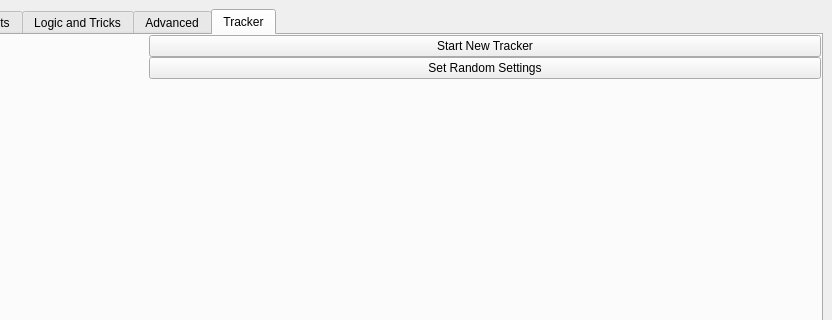
First picture: the form in gui/ui/main.ui, repository mint-choc-chip-skyblade/sshd-rando, before the edit; both pictures show x 555 to 1387 and y 0 to 320 of the 1387 by 845 pixel window.
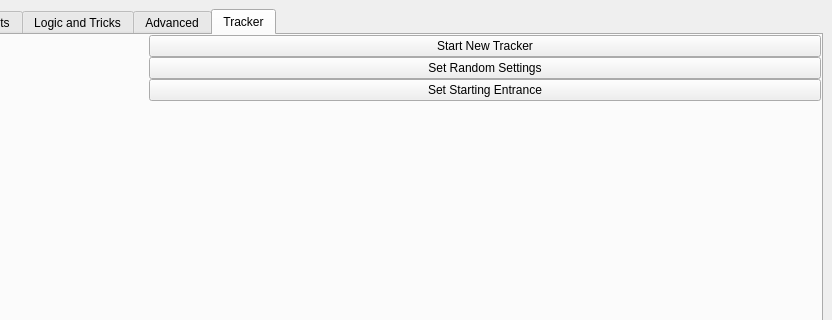
Second picture: the form after the edit. Custom widgets are drawn as their Qt base class.

Commit message: implement functional entrance rando tracker

```diff
--- a/gui/ui/main.ui
+++ b/gui/ui/main.ui
@@ -3503,6 +3503,13 @@
             </property>
            </widget>
           </item>
+          <item>
+           <widget class="QPushButton" name="set_starting_entrance_button">
+            <property name="text">
+             <string>Set Starting Entrance</string>
+            </property>
+           </widget>
+          </item>
           <item>
            <spacer name="tracker_info_layout_spacer">
             <property name="orientation">
```
The commit also changes 12 other files.
